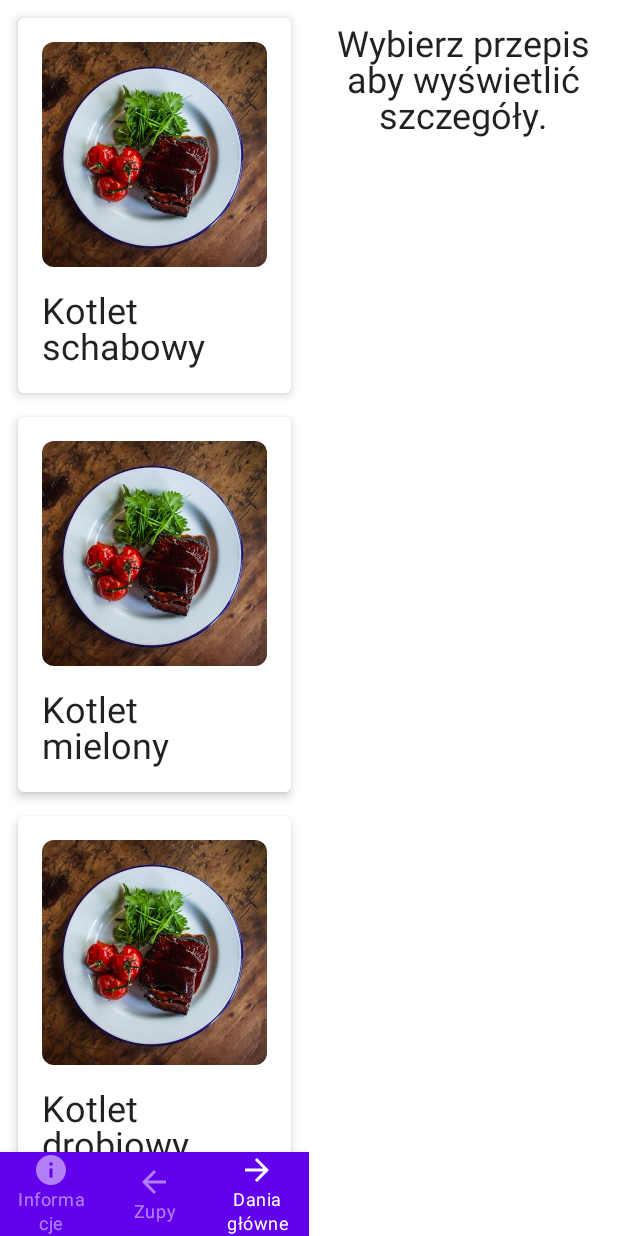
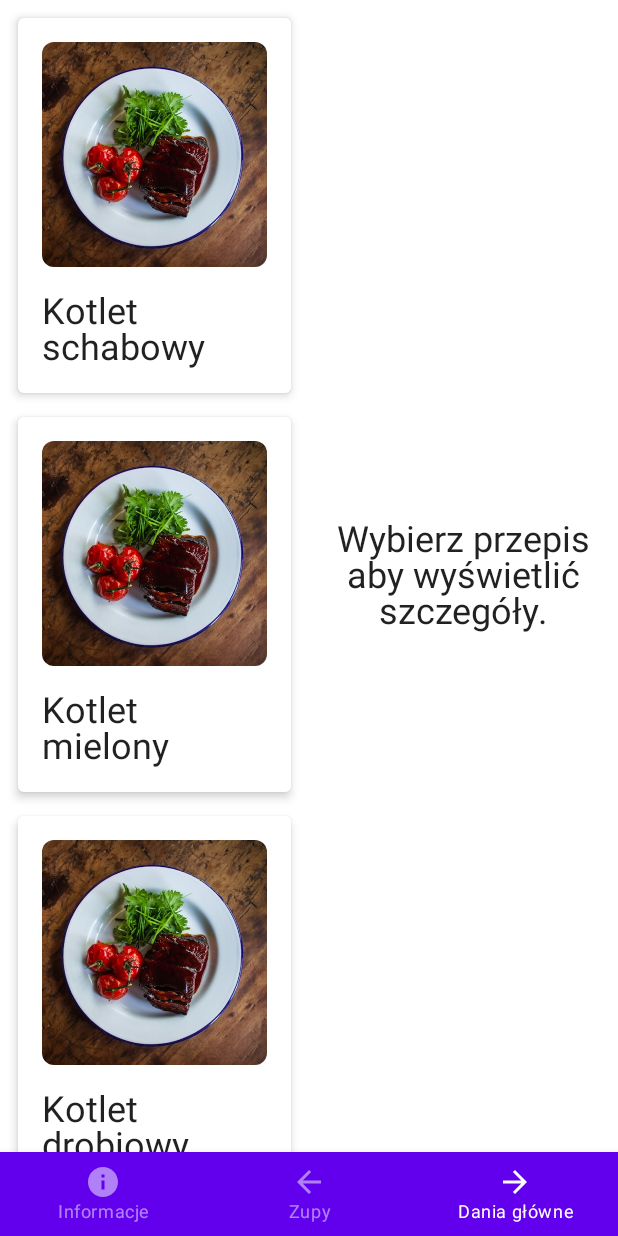
Before and after one commit to dawids21/Kochbuch, an Android app built with Jetpack Compose: the screen it shows after launch (MainActivity), item 3 of the bottom bar chosen, on a phone screen of 412 x 824 dp. Run offline under Robolectric (Android 15) with nearby library versions, the phone set to English and light mode, and no system bars; our stand-ins replace Room's generated code, window size class.

Commit message:
feat: Move everything to a single scaffold on tablet

```diff
--- a/app/src/main/java/xyz/stasiak/kochbuch/ui/tablet/TabletMainScreen.kt
+++ b/app/src/main/java/xyz/stasiak/kochbuch/ui/tablet/TabletMainScreen.kt
@@ -1,13 +1,38 @@
 package xyz.stasiak.kochbuch.ui.tablet
 
+import android.content.Intent
+import androidx.compose.foundation.layout.Column
 import androidx.compose.foundation.layout.Row
+import androidx.compose.foundation.layout.fillMaxSize
+import androidx.compose.foundation.layout.navigationBarsPadding
+import androidx.compose.foundation.layout.padding
+import androidx.compose.foundation.rememberScrollState
+import androidx.compose.foundation.verticalScroll
+import androidx.compose.material.FloatingActionButton
+import androidx.compose.material.Icon
+import androidx.compose.material.MaterialTheme
+import androidx.compose.material.Scaffold
+import androidx.compose.material.icons.Icons
+import androidx.compose.material.icons.filled.Share
 import androidx.compose.runtime.Composable
 import androidx.compose.runtime.collectAsState
 import androidx.compose.runtime.getValue
 import androidx.compose.ui.Modifier
+import androidx.compose.ui.platform.LocalContext
+import androidx.compose.ui.res.stringResource
 import androidx.lifecycle.viewmodel.compose.viewModel
 import androidx.navigation.NavHostController
+import androidx.navigation.compose.NavHost
+import androidx.navigation.compose.composable
+import xyz.stasiak.kochbuch.R
 import xyz.stasiak.kochbuch.ui.AppViewModelProvider
+import xyz.stasiak.kochbuch.ui.main.MainBottomBar
+import xyz.stasiak.kochbuch.ui.main.info.BottomInfoDestination
+import xyz.stasiak.kochbuch.ui.main.info.InfoScreen
+import xyz.stasiak.kochbuch.ui.main.recipes.BottomMainCourseDestination
+import xyz.stasiak.kochbuch.ui.main.recipes.BottomSoupDestination
+import xyz.stasiak.kochbuch.ui.main.recipes.RecipeScreen
+import xyz.stasiak.kochbuch.ui.recipedetails.RecipeDetailsBody
 
 @Composable
 fun TabletMainScreen(
@@ -19,22 +44,72 @@ fun TabletMainScreen(
     val soups by viewModel.soups.collectAsState()
     val recipeDetailsUiState by viewModel.recipe.collectAsState()
     val timerStates = viewModel.timerStates
-    Row(modifier = modifier) {
+    val ingredientsToShare =
+        recipeDetailsUiState.ingredients.joinToString(separator = "\n") { it.name }
+    val sendIntent: Intent = Intent().apply {
+        action = Intent.ACTION_SEND
+        putExtra(Intent.EXTRA_TEXT, ingredientsToShare)
+        type = "text/plain"
+    }
+    val shareIntent = Intent.createChooser(sendIntent, null)
+    val context = LocalContext.current
+    Scaffold(
+        bottomBar = { MainBottomBar(navController = navController) }, // TODO W wersji na tablety powinien być raczej nav rail
+        floatingActionButton = {
+            if (recipeDetailsUiState.recipe.id != 0) {
+                FloatingActionButton(
+                    onClick = {
+                        context.startActivity(shareIntent)
+                    },
+                    modifier = Modifier.navigationBarsPadding(),
+                    contentColor = MaterialTheme.colors.primary
+                ) {
+                    Icon(
+                        imageVector = Icons.Default.Share,
+                        contentDescription = stringResource(R.string.recipe_details_share),
+                        tint = MaterialTheme.colors.onPrimary
+                    )
+                }
+            }
+        },
+        modifier = modifier
+    ) { innerPadding ->
+        Row(modifier = Modifier.padding(innerPadding)) {
             // TODO dodać navigation rail
-        // TODO powinniśmy mieć tylko 1 scaffold tutaj, a nie w komponentach niżej
             // TODO app bar
-        TabletListPane(
+            NavHost(
                 navController = navController,
-            mainCourses = mainCourses,
-            soups = soups,
-            navigateToRecipe = viewModel::setRecipeId,
+                startDestination = BottomInfoDestination.route,
                 modifier = Modifier.weight(1f)
+            ) {
+                composable(route = BottomInfoDestination.route) {
+                    InfoScreen()
+                }
+                composable(route = BottomSoupDestination.route) {
+                    RecipeScreen(recipes = soups, navigateToRecipe = viewModel::setRecipeId)
+                }
+                composable(route = BottomMainCourseDestination.route) {
+                    RecipeScreen(
+                        recipes = mainCourses,
+                        navigateToRecipe = viewModel::setRecipeId
                     )
-        TabletDetailsPane(
-            recipeDetailsUiState = recipeDetailsUiState,
+                }
+            }
+            Column(
+                modifier = modifier
+                    .fillMaxSize()
+                    .verticalScroll(rememberScrollState())
+                    .weight(1f)
+            ) {
+                RecipeDetailsBody(
+                    recipe = recipeDetailsUiState.recipe,
+                    ingredients = recipeDetailsUiState.ingredients,
+                    steps = recipeDetailsUiState.steps,
                     timerStates = timerStates,
                     onTimerEvent = viewModel::onTimerEvent,
                     modifier = Modifier.weight(1f)
                 )
             }
         }
+    }
+}
```
Lines whose indentation alone changed are shown as unchanged.
